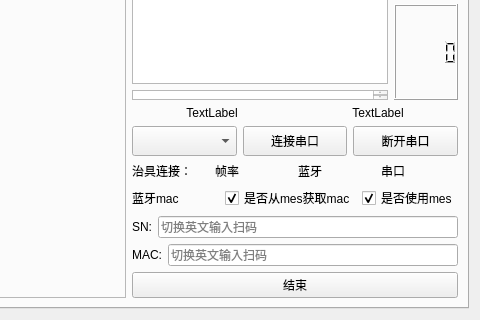
yuhuang163/test, file work_station/pressure/pressuresensorform.ui: the form before one commit; both pictures show x 170 to 650 and y 212 to 532 of the 650 by 532 pixel window.
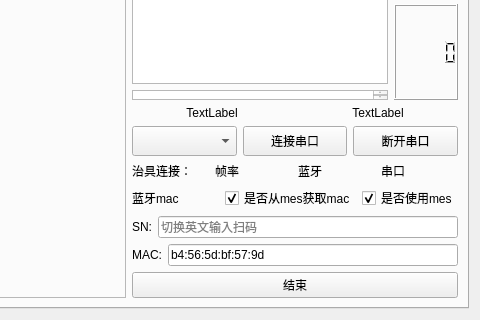
The form after the commit.

```diff
--- a/work_station/pressure/pressuresensorform.ui
+++ b/work_station/pressure/pressuresensorform.ui
@@ -430,7 +430,7 @@
                   </size>
                  </property>
                  <property name="text">
-                  <string/>
+                  <string>b4:56:5d:bf:57:9d</string>
                  </property>
                  <property name="placeholderText">
                   <string>切换英文输入扫码</string>
```
